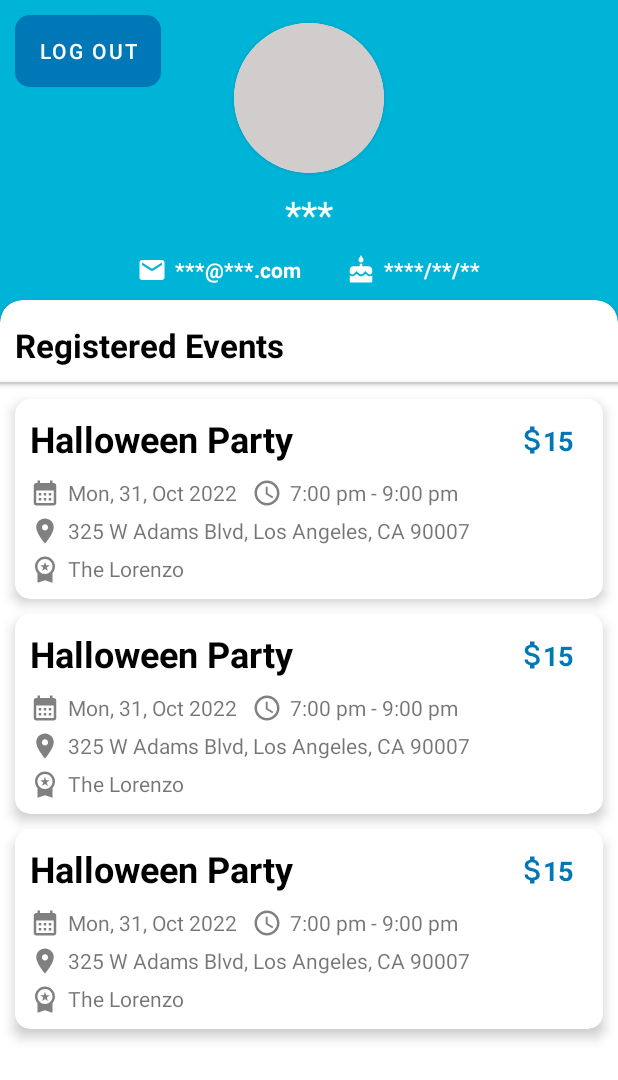
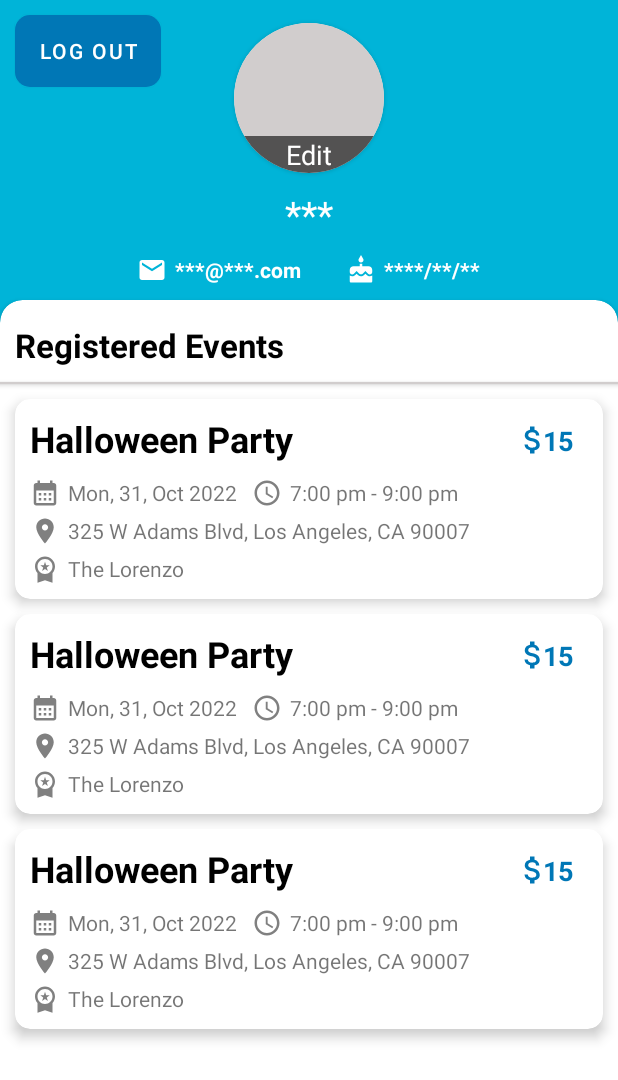
Before and after one commit to cxruan/eventme, an Android app: the layout fragment_profile.xml on its own in the app's theme, with its tools: preview values and no code run, on a phone screen of 412 x 824 dp. Shown: the top 1080 px of the screen. Run offline under Robolectric (Android 15) with nearby library versions, the phone set to English and light mode, and no system bars.

Commit message:
add edit text overlay for profile picture, move Google Maps API Key to local.properties

```diff
--- a/app/src/main/AndroidManifest.xml
+++ b/app/src/main/AndroidManifest.xml
@@ -18,10 +18,15 @@
         tools:targetApi="31">
         <meta-data
             android:name="com.google.android.geo.API_KEY"
-            android:value="AIzaSyCFIj57rOQHkoi58OAbrXQrDvXuFO0mH-0" />
+            android:value="${MAPS_API_KEY}" />
         <meta-data
             android:name="com.google.android.gms.version"
             android:value="@integer/google_play_services_version" />
+
+        <uses-library
+            android:name="org.apache.http.legacy"
+            android:required="false" />
+
         <activity
             android:name=".MainActivity"
             android:exported="true">
@@ -38,8 +43,8 @@
         <activity
             android:name=".NavActivity"
             android:exported="false"
-            android:windowSoftInputMode="adjustPan"
-            android:theme="@style/AppTheme">
+            android:theme="@style/AppTheme"
+            android:windowSoftInputMode="adjustPan">
             <meta-data
                 android:name="android.app.lib_name"
                 android:value="" />
--- a/app/src/main/java/com/example/eventme/fragments/ProfileFragment.java
+++ b/app/src/main/java/com/example/eventme/fragments/ProfileFragment.java
@@ -101,7 +101,10 @@ public class ProfileFragment extends Fragment {
             if (uri != null) // Profile picture found
                 loadProfilePicture(uri);
             else // No profile picture, use default person drawable
+            {
                 binding.profilePic.setImageResource(R.drawable.ic_baseline_person_24);
+                binding.profilePicOverlay.setVisibility(View.VISIBLE);
+            }
         });
         mViewModel.getRegisteredEventsData().observe(getViewLifecycleOwner(), events -> {
             mEventBoxAdapter.setItems(events);
@@ -110,6 +113,7 @@ public class ProfileFragment extends Fragment {
 
         // Set up ActivityResultLauncher for picture uploading
         mGetContent = registerForActivityResult(new ActivityResultContracts.GetContent(), uri -> {
+            if (uri != null) {
                 // Handle the returned Uri
                 String path = "users/" + mAuth.getUid() + "/" + uri.getLastPathSegment();
                 StorageReference ref = mStorage.getReference().child(path);
@@ -132,6 +136,7 @@ public class ProfileFragment extends Fragment {
                                 Toast.makeText(getContext(), "Profile picture uploaded successfully", Toast.LENGTH_LONG).show();
                             });
                         });
+            }
         });
 
         // Click listeners
@@ -149,6 +154,7 @@ public class ProfileFragment extends Fragment {
 
     private void loadProfilePicture(String uri) {
         StorageReference ref = mStorage.getReferenceFromUrl(uri);
+        binding.profilePicOverlay.setVisibility(View.GONE);
         GlideApp.with(this)
                 .load(ref)
                 .circleCrop()
--- a/app/src/main/res/layout/fragment_profile.xml
+++ b/app/src/main/res/layout/fragment_profile.xml
@@ -25,11 +25,39 @@
             app:layout_constraintStart_toStartOf="parent"
             app:layout_constraintTop_toTopOf="parent">
 
-            <ImageView
-                android:id="@+id/profilePic"
-                android:layout_width="match_parent"
-                android:layout_height="match_parent"
-                android:background="@color/grey"/>
+            <FrameLayout
+                xmlns:android="http://schemas.android.com/apk/res/android"
+                android:layout_width="fill_parent"
+                android:layout_height="fill_parent"
+                android:foregroundGravity="bottom"
+                android:orientation="vertical" >
+
+                <ImageView
+                    android:id="@+id/profilePic"
+                    android:layout_width="match_parent"
+                    android:layout_height="match_parent"
+                    android:background="@color/grey"/>
+
+                <LinearLayout
+                    android:id="@+id/profilePicOverlay"
+                    android:layout_width="fill_parent"
+                    android:layout_height="wrap_content"
+                    android:layout_gravity="bottom"
+                    android:background="@color/translucent"
+                    android:orientation="vertical" >
+                    <TextView
+                        android:id="@+id/detailTitle"
+                        android:layout_width="wrap_content"
+                        android:layout_height="wrap_content"
+                        android:layout_gravity="center"
+                        android:textAppearance="?android:attr/textAppearanceMedium"
+                        android:text="Edit"
+                        android:textColor="@color/white"
+                        android:textIsSelectable="true"
+                        android:textSize="18sp" />
+                </LinearLayout>
+            </FrameLayout>
+
         </androidx.cardview.widget.CardView>
 
         <Button
--- a/app/src/main/res/values/colors.xml
+++ b/app/src/main/res/values/colors.xml
@@ -10,4 +10,5 @@
     <color name="red">#e74c3c</color>
     <color name="green">#27ae60</color>
     <color name="light_grey">#e5e5e5</color>
+    <color name="translucent">#99000000</color>
 </resources>
```
Lines whose indentation alone changed are shown as unchanged.
